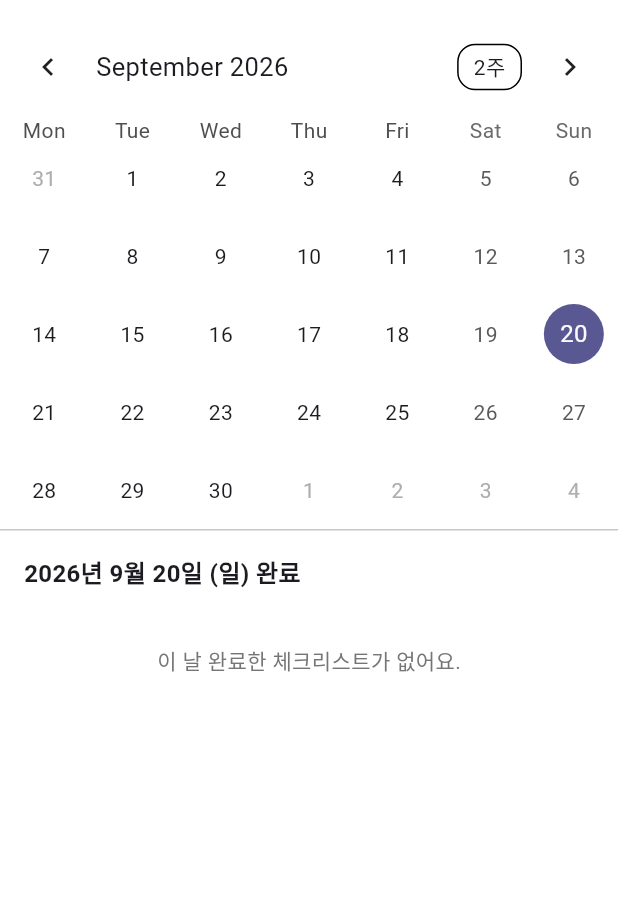
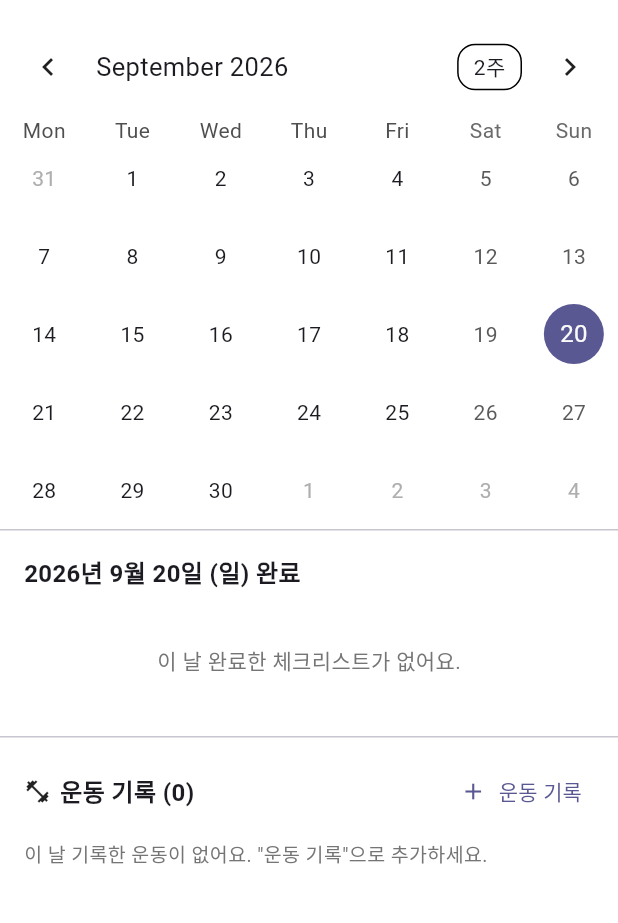
Before and after one commit to hongsytop-tech/Mobile-Application-Maker, a Flutter app: the TodoCompletionCalendarScreen screen opened directly, on a phone screen of 412 x 824 dp, the part 65-988 px from its top. Run offline on Flutter 3.47's test engine with Material 3 defaults, Android fonts, the phone set to English and light mode, and no system bars; drawn by our look-alikes of table_calendar; our stand-ins replace cached_network_image, dio, fl_chart, flutter_dotenv, flutter_local_notifications, flutter_riverpod and 6 more; missing offline and left inert: dart:html, dart:js_util; accounts and stored records are empty; network calls fail; Roboto replaces fonts that are missing (Pretendard).

Commit message:
feat(todo): daily exercise logging in completion calendar
To do 완료 캘린더의 선택 날짜에 "운동 기록" 섹션 추가. 운동 종류
(수영/스쿼트/팔굽혀펴기) 선택 후 세트별 횟수를 기록한다.

- 0013 migration: user_data.exercise_logs jsonb 컬럼 + 동기화 매핑
  (sync_service/supabase_service/pushUserData 에 exercise_logs 추가)
- ExerciseLog 모델(dateKey='yyyy-MM-dd', type, reps[]) + 저장소 + provider
  (add/update/remove, 날짜별 조회 family)
- exercise_log_dialog: 종류 ChoiceChip + 동적 세트 입력(세트 추가/삭제) 다이얼로그
- 캘린더 화면: 운동 기록 섹션(추가 버튼 + 기록 목록: 종류·세트·총횟수·삭제)
- sync_gate: pull 후 exerciseLogsProvider invalidate

Co-Authored-By: Claude Opus 4.8 <noreply@anthropic.com>
Claude-Session: https://claude.ai/code/session_01J9JidPyfWbQsXGrUqBUrL3

```diff
--- a/lib/features/auth/services/supabase_service.dart
+++ b/lib/features/auth/services/supabase_service.dart
@@ -114,6 +114,7 @@ class SupabaseService {
     required List<String> todoItems,
     required List<String> memos,
     required List<String> memoFolders,
+    required List<String> exerciseLogs,
     Map<String, dynamic>? settings,
   }) async {
     final user = currentUser;
@@ -129,6 +130,7 @@ class SupabaseService {
       'todo_items': todoItems,
       'memos': memos,
       'memo_folders': memoFolders,
+      'exercise_logs': exerciseLogs,
       if (settings != null) 'settings': settings,
       'updated_at': DateTime.now().toIso8601String(),
     });
--- a/lib/features/auth/services/sync_service.dart
+++ b/lib/features/auth/services/sync_service.dart
@@ -11,6 +11,7 @@ const _listKeyMap = <String, String>{
   'todo_items_v1': 'todo_items',
   'memos_v1': 'memos',
   'memo_folders_v1': 'memo_folders',
+  'exercise_logs_v1': 'exercise_logs',
 };
 
 /// 단일 String으로 저장되는 설정 키들 (settings jsonb에 한꺼번에 저장)
@@ -54,6 +55,7 @@ class SyncService {
       todoItems: lists['todo_items']!,
       memos: lists['memos']!,
       memoFolders: lists['memo_folders']!,
+      exerciseLogs: lists['exercise_logs']!,
       settings: settings,
     );
 
--- a/lib/features/auth/widgets/sync_gate.dart
+++ b/lib/features/auth/widgets/sync_gate.dart
@@ -18,6 +18,7 @@ import '../../quotes/models/quote.dart';
 import '../../quotes/providers/quote_providers.dart';
 import '../../quotes/services/quote_rotation_service.dart';
 import '../../reading/providers/book_providers.dart';
+import '../../todo/providers/exercise_log_providers.dart';
 import '../../todo/providers/todo_providers.dart';
 import '../providers/auth_providers.dart';
 import '../services/sync_manager.dart';
@@ -72,6 +73,7 @@ class _SyncGateState extends ConsumerState<SyncGate>
     ref.invalidate(diariesProvider);
     ref.invalidate(todoCategoriesProvider);
     ref.invalidate(todoItemsProvider);
+    ref.invalidate(exerciseLogsProvider);
     // 메모도 무효화 — 백엔드가 Google Tasks 를 클라우드 메모에 추가하므로
     // pull 후 메모 목록이 갱신되어야 새 항목이 보인다.
     ref.invalidate(memosProvider);
--- /dev/null
+++ b/lib/features/todo/models/exercise_log.dart
@@ -0,0 +1,69 @@
+import 'dart:convert';
+
+/// 기본 제공 운동 종류 (자유 확장 대비 문자열로 저장).
+const kExerciseTypes = <String>['수영', '스쿼트', '팔굽혀펴기'];
+
+/// 하루의 운동 1건 (한 종류 + 세트별 횟수).
+class ExerciseLog {
+  final String id;
+
+  /// 'yyyy-MM-dd' (타임존 혼선 방지 위해 날짜 문자열로 저장)
+  final String dateKey;
+  final String type;
+
+  /// 세트별 횟수 (길이 = 세트 수)
+  final List<int> reps;
+  final DateTime createdAt;
+  final DateTime updatedAt;
+
+  const ExerciseLog({
+    required this.id,
+    required this.dateKey,
+    required this.type,
+    required this.reps,
+    required this.createdAt,
+    required this.updatedAt,
+  });
+
+  int get sets => reps.length;
+  int get totalReps => reps.fold(0, (a, b) => a + b);
+
+  ExerciseLog copyWith({
+    String? type,
+    List<int>? reps,
+    DateTime? updatedAt,
+  }) =>
+      ExerciseLog(
+        id: id,
+        dateKey: dateKey,
+        type: type ?? this.type,
+        reps: reps ?? this.reps,
+        createdAt: createdAt,
+        updatedAt: updatedAt ?? this.updatedAt,
+      );
+
+  Map<String, dynamic> toJson() => {
+        'id': id,
+        'dateKey': dateKey,
+        'type': type,
+        'reps': reps,
+        'createdAt': createdAt.toIso8601String(),
+        'updatedAt': updatedAt.toIso8601String(),
+      };
+
+  factory ExerciseLog.fromJson(Map<String, dynamic> j) => ExerciseLog(
+        id: j['id'] as String,
+        dateKey: j['dateKey'] as String,
+        type: j['type'] as String? ?? '',
+        reps: ((j['reps'] as List?) ?? const [])
+            .map((e) => (e as num).toInt())
+            .toList(),
+        createdAt: DateTime.parse(j['createdAt'] as String),
+        updatedAt: DateTime.parse(
+            j['updatedAt'] as String? ?? j['createdAt'] as String),
+      );
+
+  String toJsonString() => jsonEncode(toJson());
+  factory ExerciseLog.fromJsonString(String s) =>
+      ExerciseLog.fromJson(jsonDecode(s) as Map<String, dynamic>);
+}
--- a/lib/features/todo/screens/todo_completion_calendar_screen.dart
+++ b/lib/features/todo/screens/todo_completion_calendar_screen.dart
@@ -3,9 +3,12 @@ import 'package:flutter_riverpod/flutter_riverpod.dart';
 import 'package:intl/intl.dart';
 import 'package:table_calendar/table_calendar.dart';
 
+import '../models/exercise_log.dart';
 import '../models/todo_category.dart';
 import '../models/todo_item.dart';
+import '../providers/exercise_log_providers.dart';
 import '../providers/todo_providers.dart';
+import '../widgets/exercise_log_dialog.dart';
 import 'todo_search_screen.dart';
 
 /// 날짜별로 그날 완료한 체크리스트를 카테고리별로 모아보는 캘린더.
@@ -57,6 +60,10 @@ class _TodoCompletionCalendarScreenState
     for (final i in incomplete) {
       incGrouped.putIfAbsent(i.categoryId, () => []).add(i);
     }
+
+    // 이 날의 운동 기록
+    final dateKey = DateFormat('yyyy-MM-dd').format(_selectedDay);
+    final exerciseLogs = ref.watch(exerciseLogsByDayProvider(dateKey));
 
     return Scaffold(
       appBar: AppBar(
@@ -136,6 +143,36 @@ class _TodoCompletionCalendarScreenState
               .map((e) => _categoryGroupRaw('(삭제된 카테고리)',
                   Colors.grey, e.value)),
 
+          // 운동 기록 섹션
+          const SizedBox(height: 8),
+          const Divider(height: 1),
+          Padding(
+            padding: const EdgeInsets.fromLTRB(16, 12, 8, 4),
+            child: Row(
+              children: [
+                const Icon(Icons.fitness_center, size: 18),
+                const SizedBox(width: 6),
+                Text('운동 기록 (${exerciseLogs.length})',
+                    style: const TextStyle(
+                        fontWeight: FontWeight.bold, fontSize: 16)),
+                const Spacer(),
+                TextButton.icon(
+                  icon: const Icon(Icons.add, size: 18),
+                  label: const Text('운동 기록'),
+                  onPressed: () => _addExercise(dateKey),
+                ),
+              ],
+            ),
+          ),
+          if (exerciseLogs.isEmpty)
+            Padding(
+              padding: const EdgeInsets.fromLTRB(16, 4, 16, 8),
+              child: Text('이 날 기록한 운동이 없어요. "운동 기록"으로 추가하세요.',
+                  style: TextStyle(fontSize: 13, color: Colors.grey.shade600)),
+            )
+          else
+            ...exerciseLogs.map(_exerciseTile),
+
           // 이 날 안 한 매일 할 일 (체크하면 위 완료 목록으로 이동)
           if (showIncomplete && incomplete.isNotEmpty) ...[
             const SizedBox(height: 8),
@@ -171,6 +208,55 @@ class _TodoCompletionCalendarScreenState
 
   bool _sameDay(DateTime a, DateTime b) =>
       a.year == b.year && a.month == b.month && a.day == b.day;
+
+  Future<void> _addExercise(String dateKey) async {
+    final result = await showExerciseLogDialog(context);
+    if (result == null) return;
+    await ref.read(exerciseLogsProvider.notifier).add(
+          dateKey: dateKey,
+          type: result.type,
+          reps: result.reps,
+        );
+  }
+
+  Widget _exerciseTile(ExerciseLog log) {
+    final setsText = log.reps.join(', ');
+    return Padding(
+      padding: const EdgeInsets.fromLTRB(16, 2, 8, 2),
+      child: Row(
+        children: [
+          Icon(Icons.fitness_center, size: 16, color: Colors.indigo.shade300),
+          const SizedBox(width: 8),
+          Expanded(
+            child: Text.rich(
+              TextSpan(children: [
+                TextSpan(
+                    text: log.type,
+                    style: const TextStyle(
+                        fontSize: 14, fontWeight: FontWeight.w600)),
+                TextSpan(
+                    text: '  ${log.sets}세트'
+                        '${setsText.isNotEmpty ? ' ($setsText)' : ''}'
+                        '  · 총 ${log.totalReps}회',
+                    style:
+                        TextStyle(fontSize: 13, color: Colors.grey.shade700)),
+              ]),
+            ),
+          ),
+          InkWell(
+            onTap: () =>
+                ref.read(exerciseLogsProvider.notifier).remove(log.id),
+            borderRadius: BorderRadius.circular(16),
+            child: Padding(
+              padding: const EdgeInsets.all(6),
+              child: Icon(Icons.delete_outline,
+                  size: 18, color: Colors.grey.shade500),
+            ),
+          ),
+        ],
+      ),
+    );
+  }
 
   /// 이 날 미완료인 매일 항목 그룹 — 체크박스로 그 날짜 완료 처리.
   Widget _incompleteGroup(
```
Also changed, not shown: lib/features/todo/providers/exercise_log_providers.dart (added, +66 -0 lines), lib/features/todo/services/exercise_log_storage_service.dart (added, +21 -0 lines), lib/features/todo/widgets/exercise_log_dialog.dart (added, +172 -0 lines), 1 other file.
